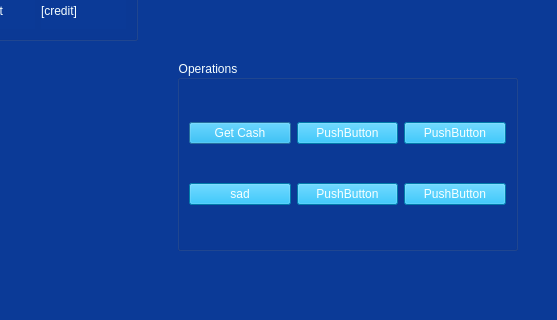
DenDiem/ATM-CarpeDiem, file CarpeDiem/operationwindow.ui: the form before one commit; both pictures show x 83 to 640 and y 160 to 480 of the 640 by 480 pixel window.
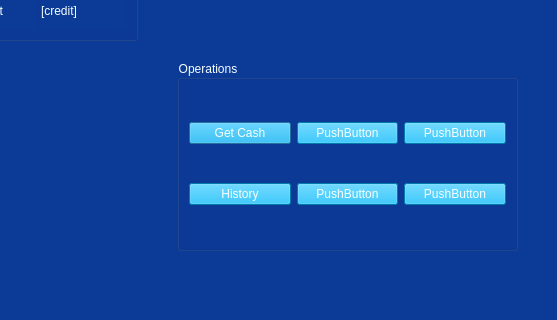
The form after the commit.

Diff of the .ui file:
```diff
--- a/CarpeDiem/operationwindow.ui
+++ b/CarpeDiem/operationwindow.ui
@@ -95,7 +95,7 @@
 color: rgb(246, 255, 255);</string>
       </property>
       <property name="text">
-       <string>sad</string>
+       <string>History</string>
       </property>
       <property name="default">
        <bool>false</bool>
```
